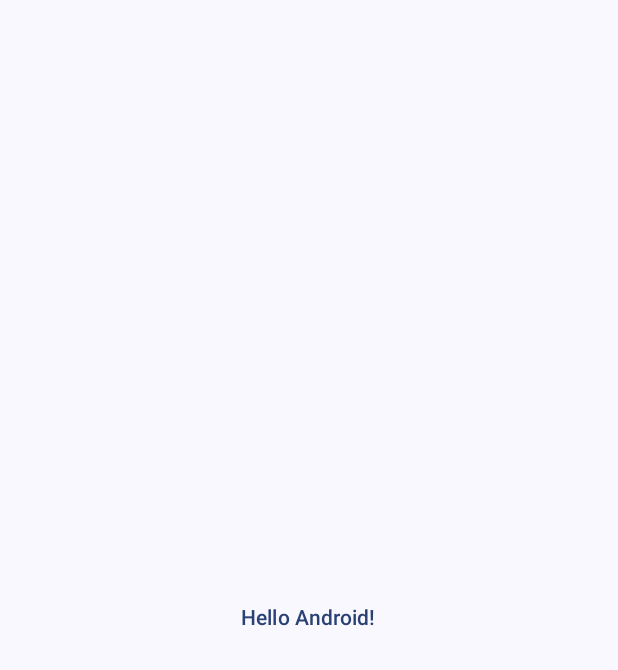
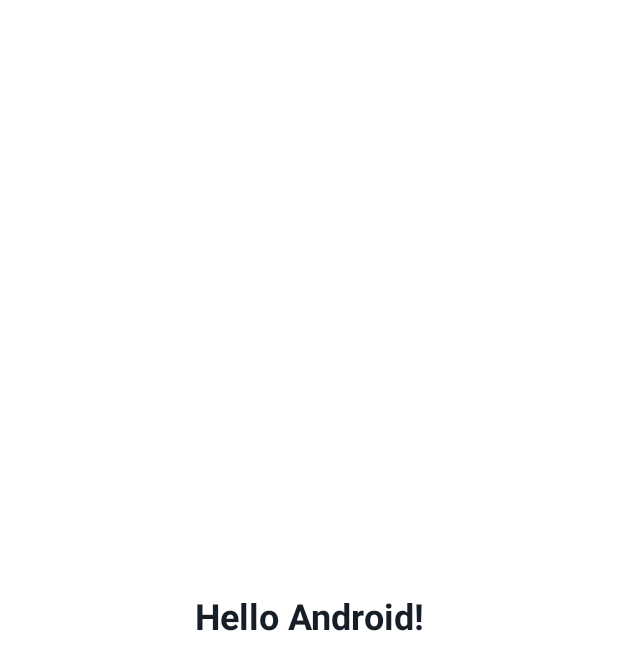
Before and after one commit to darius-gheorghe/users-application, an Android app built with Jetpack Compose: the screen it shows after launch (MainActivity), on a phone screen of 412 x 824 dp. Before the commit the part shown is almost empty. Shown: the top 670 px of the screen. Run offline under Robolectric (Android 15) with nearby library versions, the phone set to English and light mode, and no system bars.

Commit message:
Added Text styles, Color styles and image assets from design.

```diff
--- a/app/src/main/java/com/dgheorghe/userpost/MainActivity.kt
+++ b/app/src/main/java/com/dgheorghe/userpost/MainActivity.kt
@@ -4,10 +4,10 @@ import android.os.Bundle
 import androidx.activity.ComponentActivity
 import androidx.activity.compose.setContent
 import androidx.compose.foundation.layout.fillMaxSize
-import androidx.compose.material3.MaterialTheme
 import androidx.compose.material3.Surface
 import androidx.compose.ui.Modifier
 import com.dgheorghe.userpost.ui.UserPostApp
+import com.dgheorghe.userpost.ui.theme.StyledColors
 import com.dgheorghe.userpost.ui.theme.UserPostTheme
 
 class MainActivity : ComponentActivity() {
@@ -18,7 +18,7 @@ class MainActivity : ComponentActivity() {
                 // A surface container using the 'background' color from the theme
                 Surface(
                     modifier = Modifier.fillMaxSize(),
-                    color = MaterialTheme.colorScheme.background
+                    color = StyledColors.WHITE
                 ) {
                     UserPostApp()
                 }
--- a/app/src/main/java/com/dgheorghe/userpost/ui/screens/ContactListScreen.kt
+++ b/app/src/main/java/com/dgheorghe/userpost/ui/screens/ContactListScreen.kt
@@ -6,6 +6,7 @@ import androidx.compose.runtime.Composable
 import androidx.compose.ui.Modifier
 import androidx.compose.ui.tooling.preview.Preview
 import androidx.navigation.NavController
+import com.dgheorghe.userpost.ui.theme.StyledText
 import com.dgheorghe.userpost.ui.theme.UserPostTheme
 
 @Composable
@@ -19,7 +20,8 @@ fun ContactListScreen(navController: NavController) {
 fun Greeting(name: String, modifier: Modifier = Modifier) {
     Text(
         text = "Hello $name!",
-        modifier = modifier
+        modifier = modifier,
+        style = StyledText.displayBold
     )
 }
 
--- /dev/null
+++ b/app/src/main/java/com/dgheorghe/userpost/ui/theme/StyledColors.kt
@@ -0,0 +1,16 @@
+package com.dgheorghe.userpost.ui.theme
+
+import androidx.compose.ui.graphics.Color
+
+class StyledColors {
+    companion object {
+        val WHITE: Color = Color(0xFFFFFFFF)
+        val LIGHT_GRAY: Color = Color(0xFFEFF2F7)
+        val GOLD_GRAY: Color = Color(0xFFEAEAEA)
+        val BLACK: Color = Color(0xFF161F28)
+        val LIGHT_GRAY_INACTIVE: Color = Color(0xFFC1C8D7)
+        val DARK_GRAY: Color = Color(0xFF98A5BE)
+        val DARK_GRAY_SECONDARY = Color(0xFF717E99)
+        val GRAY_INFO = Color(0xFFF7F8FB)
+    }
+}
--- /dev/null
+++ b/app/src/main/java/com/dgheorghe/userpost/ui/theme/StyledText.kt
@@ -0,0 +1,58 @@
+package com.dgheorghe.userpost.ui.theme
+
+import androidx.compose.ui.text.TextStyle
+import androidx.compose.ui.text.font.FontWeight
+import androidx.compose.ui.unit.sp
+
+class StyledText {
+    companion object {
+        val displayBold: TextStyle = TextStyle(
+            fontWeight = FontWeight.Bold,
+            fontSize = 24.sp,
+            color = StyledColors.BLACK,
+            lineHeight = 30.sp,
+        )
+
+        val displayRegular: TextStyle = TextStyle(
+            fontWeight = FontWeight.Normal,
+            fontSize = 17.sp,
+            color = StyledColors.DARK_GRAY_SECONDARY,
+            lineHeight = 30.sp,
+        )
+
+        val textRegularBlack: TextStyle = TextStyle(
+            fontWeight = FontWeight.Normal,
+            fontSize = 17.sp,
+            color = StyledColors.BLACK,
+            lineHeight = 22.sp,
+        )
+
+        val textRegularGray: TextStyle = TextStyle(
+            fontWeight = FontWeight.Normal,
+            fontSize = 17.sp,
+            color = StyledColors.DARK_GRAY_SECONDARY,
+            lineHeight = 22.sp,
+        )
+
+        val textBoldWhite: TextStyle = TextStyle(
+            fontWeight = FontWeight.Bold,
+            fontSize = 17.sp,
+            color = StyledColors.WHITE,
+            lineHeight = 22.sp,
+        )
+
+        val textBoldBlack: TextStyle = TextStyle(
+            fontWeight = FontWeight.Bold,
+            fontSize = 17.sp,
+            color = StyledColors.BLACK,
+            lineHeight = 22.sp,
+        )
+
+        val textSemiBold: TextStyle = TextStyle(
+            fontWeight = FontWeight.SemiBold,
+            fontSize = 13.sp,
+            color = StyledColors.DARK_GRAY,
+            lineHeight = 18.sp,
+        )
+    }
+}
--- /dev/null
+++ b/app/src/main/res/drawable/ic_nav_icon.xml
@@ -0,0 +1,4 @@
+<vector android:height="20dp" android:viewportHeight="16"
+    android:viewportWidth="9" android:width="11.25dp" xmlns:android="http://schemas.android.com/apk/res/android">
+    <path android:fillColor="#c1c8d7" android:pathData="M0,15.002a1.022,1.022 0,0 1,0.279 -0.707l6.022,-6.3 -6.022,-6.3a1.031,1.031 0,0 1,-0 -1.411,0.927 0.927,0 0,1 1.351,0l7.37,7.708 -7.37,7.709a0.927,0.927 0,0 1,-1.351 0A1.021,1.021 0,0 1,0 15.002Z"/>
+</vector>
```
